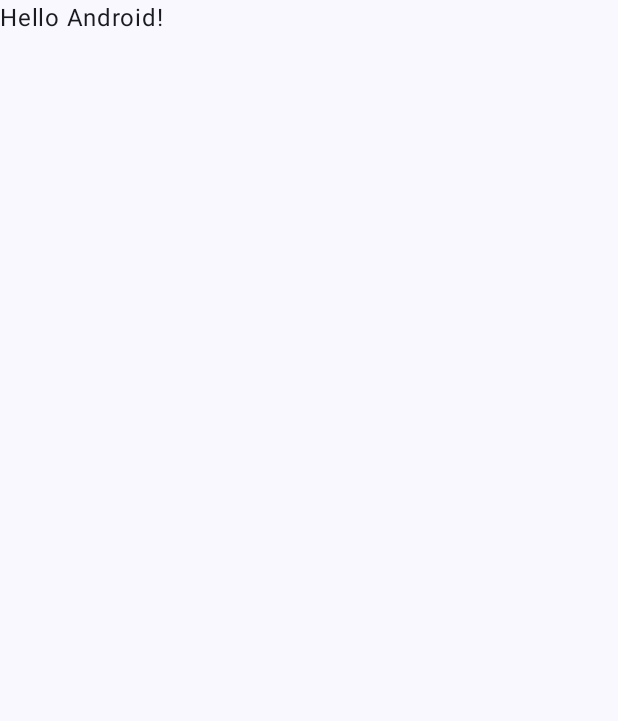
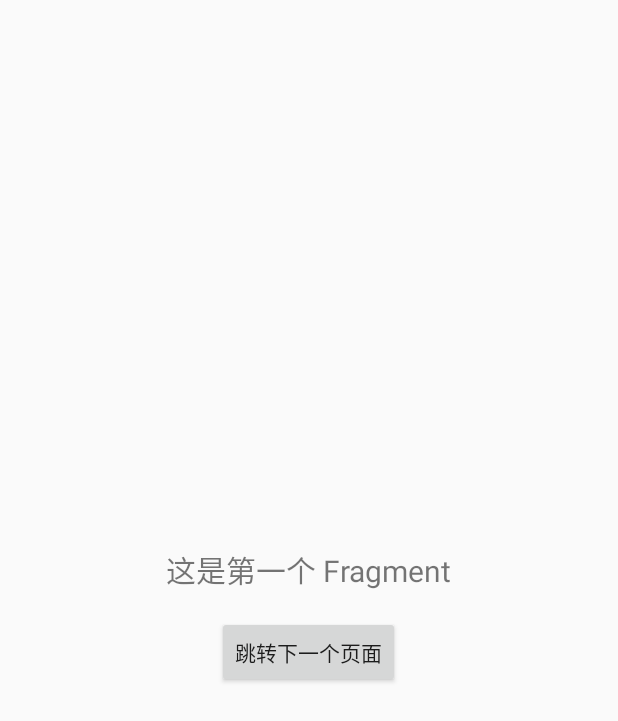
Before and after one commit to ZzdYouli/Android_project, an Android app built with Jetpack Compose: the screen it shows after launch (MainActivity), on a phone screen of 412 x 824 dp. Before the commit the part shown is almost empty. Shown: the top 721 px of the screen. Run offline under Robolectric (Android 15) with nearby library versions, the phone set to English and light mode, and no system bars.

Commit message:
实现页面滑动以及页面跳转

```diff
--- a/build.gradle.kts
+++ b/build.gradle.kts
@@ -47,7 +47,8 @@ android {
 }
 
 dependencies {
-
+    implementation("androidx.viewpager2:viewpager2:1.0.0")
+    implementation("androidx.appcompat:appcompat:1.6.1")
     implementation("androidx.core:core-ktx:1.10.1")
     implementation("androidx.lifecycle:lifecycle-runtime-ktx:2.6.1")
     implementation("androidx.activity:activity-compose:1.7.0")
@@ -56,6 +57,8 @@ dependencies {
     implementation("androidx.compose.ui:ui-graphics")
     implementation("androidx.compose.ui:ui-tooling-preview")
     implementation("androidx.compose.material3:material3")
+    implementation("androidx.constraintlayout:constraintlayout:2.2.1")
+    implementation("androidx.viewpager2:viewpager2:1.1.0")
     testImplementation("junit:junit:4.13.2")
     androidTestImplementation("androidx.test.ext:junit:1.1.5")
     androidTestImplementation("androidx.test.espresso:espresso-core:3.5.1")
--- /dev/null
+++ b/src/main/java/com/example/demo/FragmentAdapter.kt
@@ -0,0 +1,15 @@
+package com.example.demo
+
+import androidx.fragment.app.Fragment
+import androidx.fragment.app.FragmentActivity
+import androidx.viewpager2.adapter.FragmentStateAdapter
+
+class FragmentAdapter(
+    fragmentActivity: FragmentActivity,
+    private val fragments: List<Fragment>
+) : FragmentStateAdapter(fragmentActivity) {
+
+    override fun getItemCount(): Int = fragments.size
+
+    override fun createFragment(position: Int): Fragment = fragments[position]
+}
--- a/src/main/java/com/example/demo/MainActivity.kt
+++ b/src/main/java/com/example/demo/MainActivity.kt
@@ -1,28 +1,29 @@
 package com.example.demo
 
 import android.os.Bundle
-import androidx.activity.ComponentActivity
-import androidx.activity.compose.setContent
-import androidx.compose.foundation.layout.fillMaxSize
-import androidx.compose.material3.MaterialTheme
-import androidx.compose.material3.Surface
+import androidx.appcompat.app.AppCompatActivity
 import androidx.compose.material3.Text
 import androidx.compose.runtime.Composable
 import androidx.compose.ui.Modifier
 import androidx.compose.ui.tooling.preview.Preview
+import androidx.viewpager2.widget.ViewPager2
 import com.example.demo.ui.theme.DemoTheme
 
-class MainActivity : ComponentActivity() {
+class MainActivity : AppCompatActivity() {
     override fun onCreate(savedInstanceState: Bundle?) {
         super.onCreate(savedInstanceState)
-        setContent {
-            DemoTheme {
-                // A surface container using the 'background' color from the theme
-                Surface(modifier = Modifier.fillMaxSize(), color = MaterialTheme.colorScheme.background) {
-                    Greeting("Android")
-                }
-            }
-        }
+        setContentView(R.layout.activity_main)
+
+        val viewPager = findViewById<ViewPager2>(R.id.viewPager)
+
+        // 创建 Fragment 列表
+        val fragments = listOf(
+            SimpleFragment.newInstance("这是第一个 Fragment",0),
+            SimpleFragment.newInstance("这是第二个 Fragment",1),
+            SimpleFragment.newInstance("这是第三个 Fragment",2)
+        )
+
+        viewPager.adapter = FragmentAdapter(this, fragments)
     }
 }
 
--- /dev/null
+++ b/src/main/java/com/example/demo/SimpleFragment.kt
@@ -0,0 +1,48 @@
+package com.example.demo
+
+import android.os.Bundle
+import android.view.LayoutInflater
+import android.view.View
+import android.view.ViewGroup
+import android.widget.Button
+import android.widget.TextView
+import androidx.fragment.app.Fragment
+import androidx.viewpager2.widget.ViewPager2
+
+class SimpleFragment : Fragment() {
+
+    companion object {
+        private const val ARG_TEXT = "text"
+        private const val ARG_INDEX = "index"
+
+        fun newInstance(text: String, index: Int): SimpleFragment {
+            val fragment = SimpleFragment()
+            val bundle = Bundle()
+            bundle.putString(ARG_TEXT, text)
+            bundle.putInt(ARG_INDEX, index)
+            fragment.arguments = bundle
+            return fragment
+        }
+    }
+
+    override fun onCreateView(
+        inflater: LayoutInflater, container: ViewGroup?,
+        savedInstanceState: Bundle?
+    ): View {
+        val view = inflater.inflate(R.layout.fragment_simple, container, false)
+        val textView = view.findViewById<TextView>(R.id.textView)
+        val button = view.findViewById<Button>(R.id.jumpButton)
+
+        val text = arguments?.getString(ARG_TEXT)
+        val index = arguments?.getInt(ARG_INDEX) ?: 0
+
+        textView.text = text
+
+        button.setOnClickListener {
+            // 使用 ViewPager2 切换页面
+            (activity?.findViewById<ViewPager2>(R.id.viewPager))?.currentItem = (index + 1) % 3
+        }
+
+        return view
+    }
+}
--- /dev/null
+++ b/src/main/res/layout/activity_main.xml
@@ -0,0 +1,19 @@
+<?xml version="1.0" encoding="utf-8"?>
+<androidx.constraintlayout.widget.ConstraintLayout
+    xmlns:android="http://schemas.android.com/apk/res/android"
+    xmlns:app="http://schemas.android.com/apk/res-auto"
+    xmlns:tools="http://schemas.android.com/tools"
+    android:layout_width="match_parent"
+    android:layout_height="match_parent">
+
+    <androidx.viewpager2.widget.ViewPager2
+        android:id="@+id/viewPager"
+        android:layout_width="0dp"
+        android:layout_height="0dp"
+        app:layout_constraintTop_toTopOf="parent"
+        app:layout_constraintBottom_toBottomOf="parent"
+        app:layout_constraintStart_toStartOf="parent"
+        app:layout_constraintEnd_toEndOf="parent"
+        tools:ignore="MissingClass" />
+
+</androidx.constraintlayout.widget.ConstraintLayout>
--- /dev/null
+++ b/src/main/res/layout/fragment_simple.xml
@@ -0,0 +1,20 @@
+<LinearLayout android:layout_width="match_parent"
+    android:layout_height="match_parent"
+    android:orientation="vertical"
+    android:gravity="center"
+    xmlns:android="http://schemas.android.com/apk/res/android">
+
+    <TextView
+        android:id="@+id/textView"
+        android:layout_width="wrap_content"
+        android:layout_height="wrap_content"
+        android:text="默认内容"
+        android:textSize="20sp"
+        android:layout_marginBottom="16dp" />
+
+    <Button
+        android:id="@+id/jumpButton"
+        android:layout_width="wrap_content"
+        android:layout_height="wrap_content"
+        android:text="跳转下一个页面" />
+</LinearLayout>
--- a/src/main/res/values/themes.xml
+++ b/src/main/res/values/themes.xml
@@ -1,5 +1,6 @@
 <?xml version="1.0" encoding="utf-8"?>
 <resources>
 
-    <style name="Theme.Demo" parent="android:Theme.Material.Light.NoActionBar" />
+    <style name="Theme.Demo" parent="Theme.AppCompat.Light.NoActionBar"/>
+
 </resources>
```
